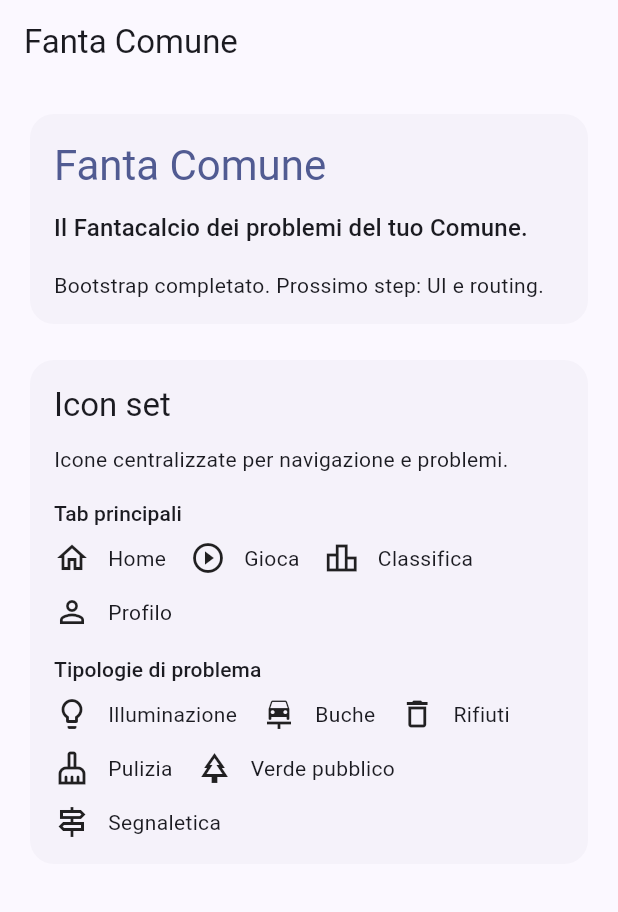
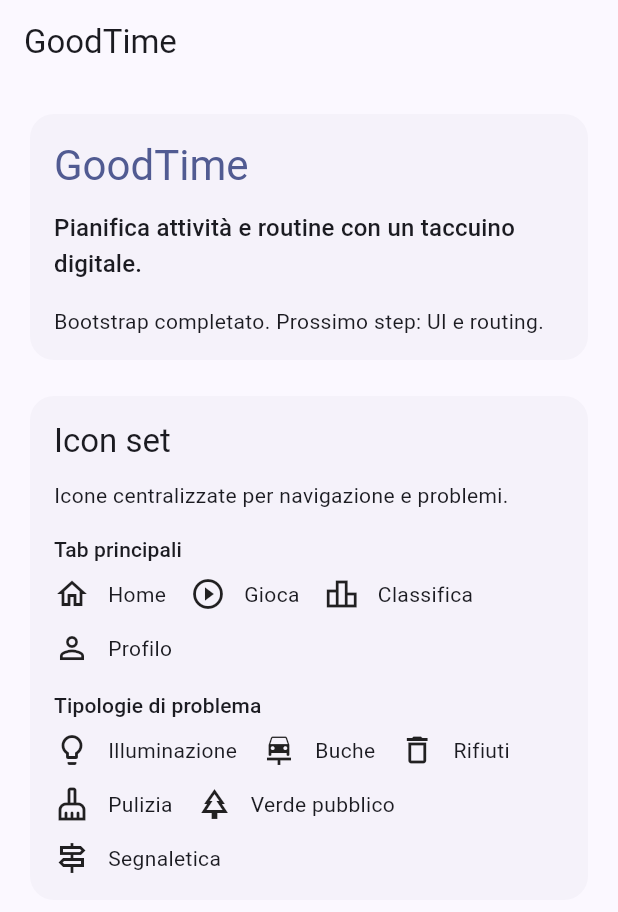
Before and after one commit to gabser/miglioraPaese, a Flutter app: the screen it shows after launch, on a phone screen of 412 x 824 dp. Shown: the top 912 px of the screen. Run offline on Flutter 3.47's test engine with Material 3 defaults, Android fonts, the phone set to English and light mode, and no system bars.

Commit message:
Align design tokens and branding

```diff
--- a/lib/app/app.dart
+++ b/lib/app/app.dart
@@ -9,7 +9,7 @@ class App extends StatelessWidget {
   @override
   Widget build(BuildContext context) {
     return MaterialApp.router(
-      title: 'Fanta Comune',
+      title: 'GoodTime',
       debugShowCheckedModeBanner: false,
       theme: AppTheme.light(),
       routerConfig: _routerConfig,
--- a/lib/core/theme/app_theme.dart
+++ b/lib/core/theme/app_theme.dart
@@ -46,14 +46,14 @@ class AppTheme {
       ),
       inputDecorationTheme: InputDecorationTheme(
         border: OutlineInputBorder(
-          borderRadius: BorderRadius.circular(12),
+          borderRadius: BorderRadius.circular(AppTokens.radius),
         ),
         enabledBorder: OutlineInputBorder(
-          borderRadius: BorderRadius.circular(12),
+          borderRadius: BorderRadius.circular(AppTokens.radius),
           borderSide: BorderSide(color: colorScheme.outline),
         ),
         focusedBorder: OutlineInputBorder(
-          borderRadius: BorderRadius.circular(12),
+          borderRadius: BorderRadius.circular(AppTokens.radius),
           borderSide: BorderSide(
             color: colorScheme.primary,
             width: 2,
--- a/lib/features/boot/boot_screen.dart
+++ b/lib/features/boot/boot_screen.dart
@@ -16,7 +16,7 @@ class BootScreen extends StatelessWidget {
 
     return Scaffold(
       appBar: AppBar(
-        title: const Text('Fanta Comune'),
+        title: const Text('GoodTime'),
       ),
       body: SafeArea(
         child: MaxWidthContainer(
@@ -30,14 +30,14 @@ class BootScreen extends StatelessWidget {
                     crossAxisAlignment: CrossAxisAlignment.start,
                     children: [
                       Text(
-                        'Fanta Comune',
+                        'GoodTime',
                         style: textTheme.headlineMedium?.copyWith(
                           color: colorScheme.primary,
                         ),
                       ),
                       const SizedBox(height: AppTokens.s12),
                       Text(
-                        'Il Fantacalcio dei problemi del tuo Comune.',
+                        'Pianifica attività e routine con un taccuino digitale.',
                         style: textTheme.titleMedium,
                       ),
                       const SizedBox(height: AppTokens.s16),
```
